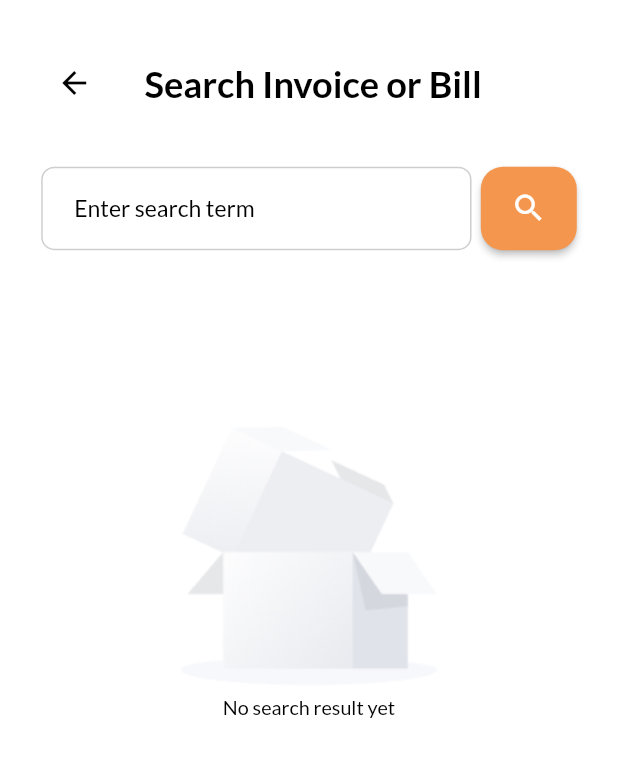
After one commit to jamesawo/medpay, a Flutter app: the PaymentInvoiceSearchScreen screen opened by its route, on a phone screen of 412 x 824 dp. The commit adds this screen. Shown: the top 757 px of the screen. Run offline on Flutter 3.47's test engine with Material 2 defaults, Android fonts, the phone set to English and light mode, and no system bars; our stand-ins replace flutter_svg, flutter_typeahead, get, shared_preferences, smooth_page_indicator; missing offline and left inert: remita_flutter_inline; accounts and stored records are empty; network calls fail; project files that could hold a hidden picture were left out.

Commit message:
update(medpay-mobile): refactor bill searching and payment using payment gateway if hospital is configured

```diff
--- a/medpay-mobile/lib/data/constants/app_constants.dart
+++ b/medpay-mobile/lib/data/constants/app_constants.dart
@@ -30,4 +30,6 @@ class AppConstants {
   static const String keyHospitalAddress = 'keyHospitalAddress';
   static const String keyHospitalHasSoftware = 'keyHospitalHasSoftware';
   static const String keyHospitalCollectionMode = 'keyHospitalCollectionMode';
+
+  static const String devKey = "U09MRHw0MDgxOTUzOHw2ZDU4NGRhMmJhNzVlOTRiYmYyZjBlMmM1YzUyNzYwZTM0YzRjNGI4ZTgyNzJjY2NjYTBkMDM0ZDUyYjZhZWI2ODJlZTZjMjU0MDNiODBlMzI4YWNmZGY2OWQ2YjhiYzM2N2RhMmI1YWEwYTlmMTFiYWI2OWQxNTc5N2YyZDk4NA==";
 }
--- a/medpay-mobile/lib/data/constants/exception_constants.dart
+++ b/medpay-mobile/lib/data/constants/exception_constants.dart
@@ -22,4 +22,5 @@ class MessageConstants {
   static const String paymentSuccess = 'Payment Successful!';
   static const String paymentFailed = 'Payment Failed!';
   static const String paymentCancelled = 'Payment Cancelled!';
+  static const String paymentError = 'There was a problem with your last transaction!';
 }
--- a/medpay-mobile/lib/data/constants/route_constants.dart
+++ b/medpay-mobile/lib/data/constants/route_constants.dart
@@ -11,6 +11,7 @@ class RouteConstants {
   static const String uriLogin = appBaseURL + 'auth/login';
 
   static const String uriGETHospitals = appBaseURL + 'hospital/all';
+  static const String uriGETHospital = appBaseURL + 'hospital';
   static const String uriGetHospitalSearchBill = appBaseURL + 'hospital/search-bill';
   static const String uriSearchHospitalService = appBaseURL + 'hospital-service/search-by-title';
 
@@ -18,10 +19,16 @@ class RouteConstants {
   static const String uriGETUser = appBaseURL + 'users/get/';
 
   // transaction
-  static const String uriSearchBillNumber = appBaseURL + 'hospital-api-usage/bill';
+  static const String uriSearchBillNumber = appBaseURL + 'hospital-api-usage/bill';  // searching billNumber from 3rd part api
   static const String uriPostServicePayment = appBaseURL + 'transaction/create';
 
-  static const String uriGenerateRRR = appBaseURL + 'transaction/generate-rrr/';
   static const String uriSaveTransaction = appBaseURL + 'transaction/pay-bill';
   static const String uriGetTransactions = appBaseURL + 'transaction/recent-by-hospital-and-user';
+
+  // invoice
+  static const String uriSearchInvoiceNumber = appBaseURL + 'billing/search'; // searching app billNumber
+
+  // gateway
+  static const String uriGenerateRRR = appBaseURL + 'gateway/generate-rrr';
+
 }
--- a/medpay-mobile/lib/repositories/hospital_repository.dart
+++ b/medpay-mobile/lib/repositories/hospital_repository.dart
@@ -13,6 +13,10 @@ class HospitalRepository {
 
   Future<Response> getHospitals() async {
     return await apiClient.get(RouteConstants.uriGETHospitals, headers: apiClient.mainHeaders);
+  }
+
+  Future<Response> getCurrentHospitalDetail(String hospitalId) async {
+    return await apiClient.get(RouteConstants.uriGETHospital+"/$hospitalId", headers: apiClient.mainHeaders);
   }
 
   Future<Response> searchHospitalService(String term, String hospitalId) async {
--- /dev/null
+++ b/medpay-mobile/lib/screens/payment/payment_invoice_search_screen.dart
@@ -0,0 +1,105 @@
+import 'package:flutter/material.dart';
+import 'package:flutter/services.dart';
+import 'package:get/get.dart';
+import 'package:medpay/controllers/payment_controller.dart';
+import 'package:medpay/utils/app_dimensions.dart';
+import 'package:medpay/utils/style_utils.dart';
+import 'package:medpay/widgets/app_center_loading.dart';
+import 'package:medpay/widgets/app_top_title.dart';
+import 'package:medpay/widgets/bill_search_card.dart';
+import 'package:medpay/widgets/empty_state_widget.dart';
+import 'package:medpay/widgets/search_input_with_button.dart';
+
+class PaymentInvoiceSearchScreen extends StatefulWidget {
+  final String? searchTerm;
+  const PaymentInvoiceSearchScreen({this.searchTerm, Key? key}) : super(key: key);
+
+  @override
+  State<PaymentInvoiceSearchScreen> createState() => _PaymentInvoiceSearchScreenState();
+}
+
+class _PaymentInvoiceSearchScreenState extends State<PaymentInvoiceSearchScreen> {
+  late TextEditingController textController;
+  PaymentController paymentController = Get.find<PaymentController>();
+
+  @override
+  void initState() {
+    super.initState();
+    textController = TextEditingController();
+    var searchTerm = widget.searchTerm;
+    textController.text = searchTerm ?? '';
+
+    if (searchTerm != null && searchTerm.isNotEmpty) {
+      // paymentController.onSearchBillDetails(searchTerm);
+      searchInvoiceNumber(searchTerm);
+    }
+  }
+
+  @override
+  void dispose() {
+    textController.dispose();
+    super.dispose();
+  }
+
+  @override
+  Widget build(BuildContext context) {
+    return GetBuilder<PaymentController>(builder: (controller) {
+      return AnnotatedRegion<SystemUiOverlayStyle>(
+        value: SystemUiOverlayStyle.dark,
+        child: Scaffold(
+          resizeToAvoidBottomInset: true,
+          backgroundColor: ThemeColorStyle.appWhite,
+          body: SafeArea(
+            child: SingleChildScrollView(
+              scrollDirection: Axis.vertical,
+              reverse: false,
+              child: Column(
+                children: [
+                  const AppTopTitle(title: 'Search Invoice or Bill'),
+                  SizedBox(height: AppDimensions.height10),
+                  Container(
+                    margin: EdgeInsets.only(left: AppDimensions.width25, right: AppDimensions.width25),
+                    child: SearchInputWithButton(
+                      searchText: textController.text,
+                      textController: textController,
+                      action: () {
+                        searchInvoiceNumber(textController.text);
+                        // paymentController.onSearchInvoiceNumberDetails(textController.text);
+                      },
+                    ),
+                  ),
+                  SizedBox(height: AppDimensions.height20),
+                  controller.isSearching == true
+                      ? SizedBox(height: AppDimensions.height300, child: const AppPageLoading())
+                      : (controller.searchResult.isNotEmpty
+                          ? Container(
+                              margin: EdgeInsets.only(left: AppDimensions.width25, right: AppDimensions.width25),
+                              child: Column(
+                                children: controller.searchResult.map<Widget>((e) => BillSearchCard(bill: e)).toList(),
+                              ),
+                            )
+                          : SizedBox(
+                              height: AppDimensions.height300,
+                              child: Column(
+                                mainAxisAlignment: MainAxisAlignment.center,
+                                children: const [
+                                  EmptyStateWidget(
+                                    message: 'No search result yet',
+                                    style: ImageStyle.style2,
+                                  ),
+                                ],
+                              ),
+                            )),
+                ],
+              ),
+            ),
+          ),
+        ),
+      );
+    });
+  }
+
+  void searchInvoiceNumber(String invoiceNumber) {
+    paymentController.onSearchInvoiceNumberDetails(invoiceNumber);
+  }
+}
--- a/medpay-mobile/lib/screens/payment/payment_verification_screen.dart
+++ b/medpay-mobile/lib/screens/payment/payment_verification_screen.dart
@@ -33,6 +33,7 @@ class _PaymentVerificationScreenState extends State<PaymentVerificationScreen> {
     showConfirmation = false;
     transaction = TransactionModel();
     controller = TextEditingController();
+    status = SuccessOrErrorEnum.success;
   }
 
   @override
--- a/medpay-mobile/lib/utils/app_routes.dart
+++ b/medpay-mobile/lib/utils/app_routes.dart
@@ -20,6 +20,7 @@ import 'package:medpay/screens/payment/payment_add_service_items_screen.dart';
 import 'package:medpay/screens/payment/payment_bill_detail_screen.dart';
 import 'package:medpay/screens/payment/payment_bill_search_screen.dart';
 import 'package:medpay/screens/payment/payment_credit_card_screen.dart';
+import 'package:medpay/screens/payment/payment_invoice_search_screen.dart';
 import 'package:medpay/screens/payment/payment_payer_detail_screen.dart';
 import 'package:medpay/screens/payment/payment_status_screen.dart';
 import 'package:medpay/screens/payment/payment_verification_screen.dart';
@@ -56,6 +57,7 @@ class AppRoutes {
   // payment
   static const String paymentBillDetailScreen = 'payment-bill-detail';
   static const String paymentBillSearchScreen = 'payment-bill-search-screen';
+  static const String paymentInvoiceSearchScreen = 'payment-invoice-search-screen';
   static const String paymentAddServiceItemsScreen = 'payment-add-service-items-screen';
   static const String paymentCardScreen = 'payment-card-screen';
   static const String paymentStatusScreen = 'payment-confirm-screen';
@@ -137,6 +139,9 @@ class AppRoutes {
       case paymentBillSearchScreen:
         var search = settings.arguments as String?;
         return MaterialPageRoute(builder: (context) => PaymentBillSearchScreen(searchTerm: search));
+      case paymentInvoiceSearchScreen:
+        var search = settings.arguments as String?;
+        return MaterialPageRoute(builder: (context) => PaymentInvoiceSearchScreen(searchTerm: search));
       case paymentAddServiceItemsScreen:
         var search = settings.arguments as HospitalService?;
         return MaterialPageRoute(builder: (context) => PaymentAddServiceItemsScreen(service: search));
```
Also changed, not shown: medpay-mobile/lib/controllers/auth_controller.dart (+0 -16 lines), medpay-mobile/lib/controllers/hospital_controller.dart (+15 -0 lines), medpay-mobile/lib/controllers/payment_controller.dart (+194 -32 lines), medpay-mobile/lib/data/models/bill_model.dart (+59 -1 lines), medpay-mobile/lib/repositories/payment_repository.dart (+19 -1 lines), medpay-mobile/lib/screens/payment/payment_bill_detail_screen.dart (+39 -1 lines), medpay-mobile/lib/widgets/bill_or_service_search.dart (+24 -2 lines), medpay-mobile/lib/widgets/bill_search_card.dart (+32 -9 lines).
